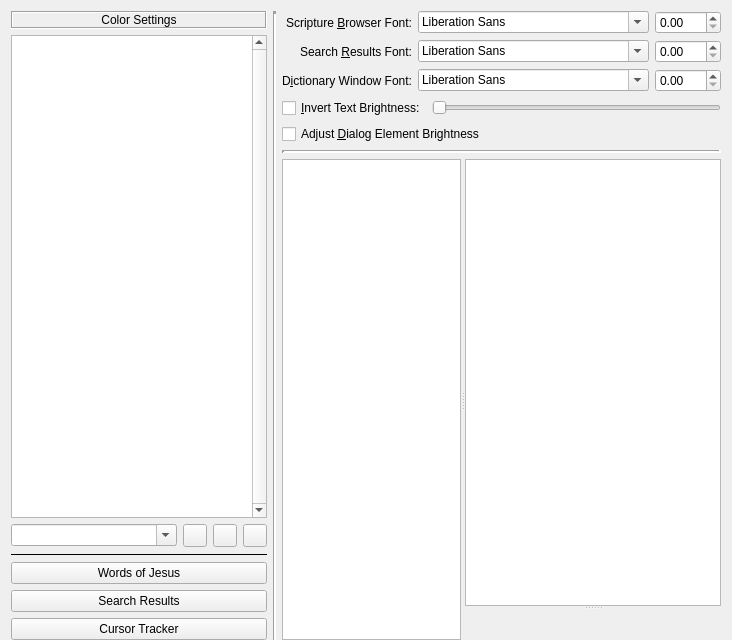
Before: the Qt Designer form programs/KJVCanOpener/KJVTextFormatConfig.ui in dewhisna/KingJamesPureBibleSearch, drawn with Qt 5.
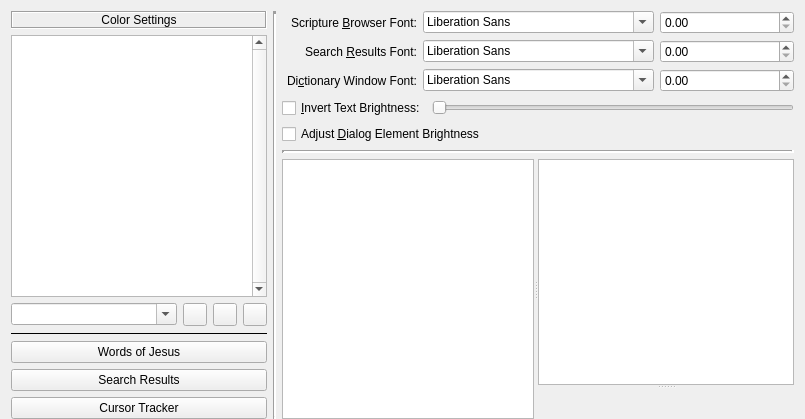
After: the same form once the commit is applied. Icons and pictures are not drawn. Custom widgets are drawn as their Qt base class.

Commit message: Fixed duplicate hot-key shortcut on KJVTextFormatConfig dialog for "i" (Dictionary Window Font and Invert Text Brightness).  Rescaled sizes on KJVTextFormatConfig.

```diff
--- a/programs/KJVCanOpener/KJVTextFormatConfig.ui
+++ b/programs/KJVCanOpener/KJVTextFormatConfig.ui
@@ -24,14 +24,6 @@
 ****************************************************************************</comment>
  <class>CKJVTextFormatConfig</class>
  <widget class="QWidget" name="CKJVTextFormatConfig">
-  <property name="geometry">
-   <rect>
-    <x>0</x>
-    <y>0</y>
-    <width>732</width>
-    <height>640</height>
-   </rect>
-  </property>
   <property name="windowTitle">
    <string>Text Color and Font Configuration</string>
   </property>
@@ -98,7 +90,7 @@
      <item row="2" column="0">
       <widget class="QLabel" name="labelDictionaryFont">
        <property name="text">
-        <string>D&amp;ictionary Window Font:</string>
+        <string>Di&amp;ctionary Window Font:</string>
        </property>
        <property name="alignment">
         <set>Qt::AlignRight|Qt::AlignTrailing|Qt::AlignVCenter</set>
@@ -330,7 +322,7 @@
         <property name="minimumSize">
          <size>
           <width>0</width>
-          <height>320</height>
+          <height>260</height>
          </size>
         </property>
        </widget>
```
Left out of the diff: 2 changed lines with no effect on the pictures.
